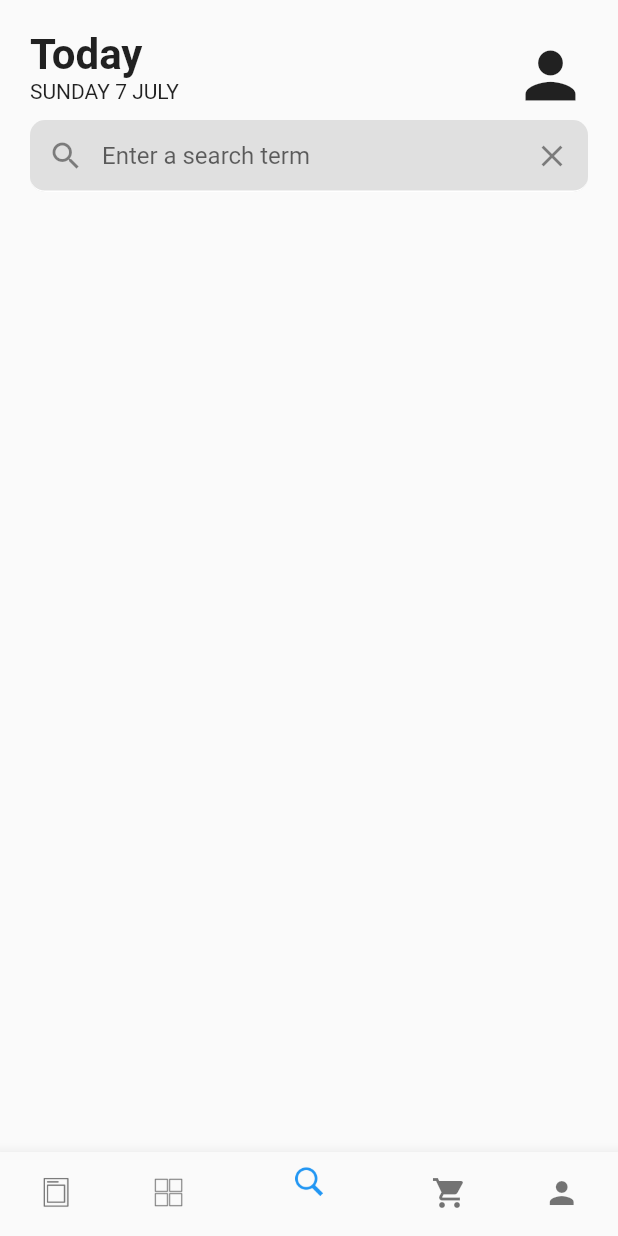
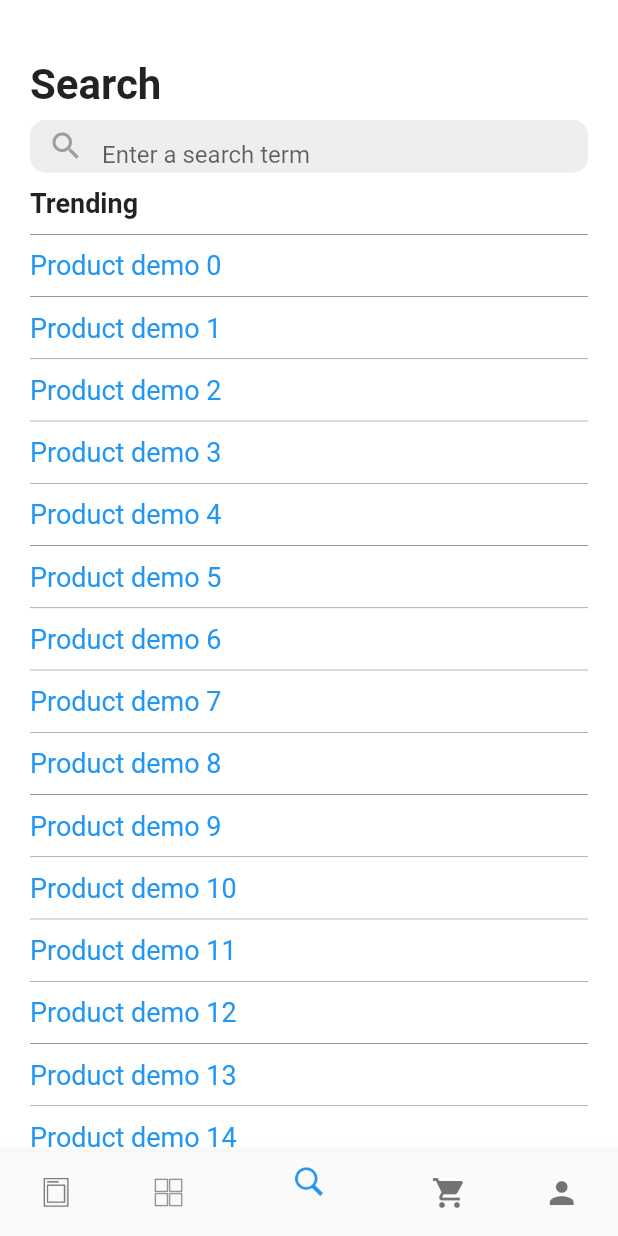
Before and after one commit to MinhDat/ChStore, a Flutter app: the screen it shows after launch, item 3 of the bottom bar chosen, on a phone screen of 412 x 824 dp. Run offline on Flutter 3.47's test engine with Material 2 defaults, Android fonts, the phone set to English and light mode, and no system bars.

Commit message:
make search UI

```diff
--- a/lib/screens/Search/main.dart
+++ b/lib/screens/Search/main.dart
@@ -1,6 +1,6 @@
 import 'package:flutter/material.dart';
 
-import '../../widgets/HeaderView.dart';
+// import '../../widgets/HeaderView.dart';
 import '../../widgets/SearchBarView.dart';
 
 class Search extends StatelessWidget {
@@ -18,42 +18,148 @@ class SearchContainer extends StatefulWidget {
 }
 
 class _WidgetList extends State<SearchContainer> with WidgetsBindingObserver {
-  ScrollController _scrollController;
-  double cWidth;
-  double itemHeight;
-  double itemsCount;
+  final ScrollController _scrollController = ScrollController();
 
   @override
-  void initState() {
-    super.initState();
-    _scrollController = ScrollController()..addListener(onScroll);
+  Widget build(BuildContext context) {
+    // Size screenSize = MediaQuery.of(context).size;
+
+    // TODO: implement build
+    return Container(
+      color: Colors.white,
+      child: SafeArea(
+        child: CustomScrollView(
+          controller: _scrollController,
+          slivers: <Widget>[
+            SliverPersistentHeader(
+              delegate: SliverHeader(headerHeight: 40),
+              pinned: true,
+            ),
+            SliverAppBar(
+              pinned: true,
+              expandedHeight: 80.0,
+              floating: true,
+              bottom: PreferredSize(
+                // Add this code
+                preferredSize: Size.fromHeight(85.0), // Add this code
+                child: Container(
+                  alignment: Alignment.topLeft,
+                  child: Text(""),
+                ), // Add this code
+              ),
+              flexibleSpace: LayoutBuilder(
+                builder: (BuildContext context, BoxConstraints constraints) {
+                  return Stack(
+                    children: <Widget>[
+                      Container(
+                        alignment: Alignment.topLeft,
+                        padding: EdgeInsets.only(left: 20.0),
+                        child: Text(
+                          "Search",
+                          style: TextStyle(
+                              fontSize: 28.0, fontWeight: FontWeight.bold),
+                        ),
+                      ),
+                      Align(
+                        alignment: Alignment.bottomCenter,
+                        child: SearchBarView(),
+                      ),
+                    ],
+                  );
+                },
+              ),
+            ),
+            SliverList(
+              delegate: SliverChildListDelegate(
+                [
+                  Container(
+                    alignment: Alignment.topLeft,
+                    margin: EdgeInsets.only(left: 20.0, right: 20.0),
+                    padding: EdgeInsets.only(bottom: 10.0),
+                    decoration: new BoxDecoration(
+                      color: Colors.white,
+                      border: Border(
+                        bottom: BorderSide(width: 0.5, color: Colors.grey[600]),
+                      ),
+                    ),
+                    child: Text(
+                      "Trending",
+                      style: TextStyle(
+                          fontSize: 18.0, fontWeight: FontWeight.bold),
+                    ),
+                  ),
+                ],
+              ),
+            ),
+            SliverList(delegate:
+                SliverChildBuilderDelegate((BuildContext context, int index) {
+              return Container(
+                child: Column(
+                  children: [
+                    Container(
+                      alignment: Alignment.topLeft,
+                      margin: EdgeInsets.only(left: 20.0, right: 20.0),
+                      padding: EdgeInsets.only(top: 10.0, bottom: 10.0),
+                      decoration: new BoxDecoration(
+                        color: Colors.white,
+                        border: Border(
+                          bottom:
+                              BorderSide(width: 0.5, color: Colors.grey[600]),
+                        ),
+                      ),
+                      child: Text(
+                        "Product demo $index",
+                        style: TextStyle(fontSize: 18.0, color: Colors.blue),
+                      ),
+                    ),
+                  ],
+                ),
+              );
+            }))
+          ],
+        ),
+      ),
+    );
   }
+}
 
-  onScroll() {
-    setState(() {
-      print('offset ${_scrollController.offset}');
-      cWidth = _scrollController.offset *
-          MediaQuery.of(context).size.width /
-          (itemHeight * itemsCount);
-    });
+class SliverHeader extends SliverPersistentHeaderDelegate {
+  final double headerHeight;
+
+  SliverHeader({@required this.headerHeight});
+
+  @override
+  Widget build(
+      BuildContext context, double shrinkOffset, bool overlapsContent) {
+    return Container(
+        color: Colors.white,
+        child: Stack(
+          fit: StackFit.expand,
+          overflow: Overflow.visible,
+          children: [
+            Center(
+              child: Opacity(
+                opacity: shrinkOffset / headerHeight,
+                child: Text(
+                  "Search",
+                  style: TextStyle(
+                    color: Colors.black,
+                    fontWeight: FontWeight.w600,
+                    fontSize: 16,
+                  ),
+                ),
+              ),
+            ),
+          ],
+        ));
   }
 
   @override
-  void dispose() {
-    _scrollController
-        .dispose(); // it is a good practice to dispose the controller
-    super.dispose();
-  }
+  double get maxExtent => headerHeight;
 
   @override
-  Widget build(BuildContext context) {
-    // TODO: implement build
-    return ListView(
-      // controller: _scrollController,
-      children: [
-        HeaderView(),
-        SearchBarView(),
-      ],
-    );
-  }
+  double get minExtent => headerHeight;
+
+  @override
+  bool shouldRebuild(SliverPersistentHeaderDelegate oldDelegate) => true;
 }
--- a/lib/widgets/SearchBarView.dart
+++ b/lib/widgets/SearchBarView.dart
@@ -19,21 +19,26 @@ class SearchBarState extends State<SearchBarContainer> {
   @override
   Widget build(BuildContext context) {
     return Container(
-      padding: const EdgeInsets.only(left: 20.0, right: 20.0),
+      height: 35.0,
+      margin: const EdgeInsets.only(
+          top: 10.0, left: 20.0, right: 20.0, bottom: 10.0),
       child: TextField(
         decoration: InputDecoration(
           filled: true,
-          fillColor: Colors.grey[300],
-          prefixIcon: new Icon(Icons.search),
-          suffixIcon: new Icon(Icons.close),
+          fillColor: Colors.grey[200],
+          prefixIcon: new Icon(
+            Icons.search,
+            color: Colors.grey,
+          ),
+          // suffixIcon: new Icon(Icons.close),
           border: InputBorder.none,
-          contentPadding: const EdgeInsets.only(left: 14.0, top: 14.0),
+          contentPadding: const EdgeInsets.only(left: 14.0, top: 7.0),
           focusedBorder: OutlineInputBorder(
-            borderSide: BorderSide(color: Colors.white),
+            borderSide: BorderSide(color: Colors.grey[200]),
             borderRadius: BorderRadius.circular(10.0),
           ),
           enabledBorder: UnderlineInputBorder(
-            borderSide: BorderSide(color: Colors.white),
+            borderSide: BorderSide(color: Colors.grey[200]),
             borderRadius: BorderRadius.circular(10.0),
           ),
           hintText: 'Enter a search term',
```
Also changed, not shown: lib/screens/Home/main.dart (+9 -6 lines), lib/widgets/ItemListView.dart (+8 -6 lines).
